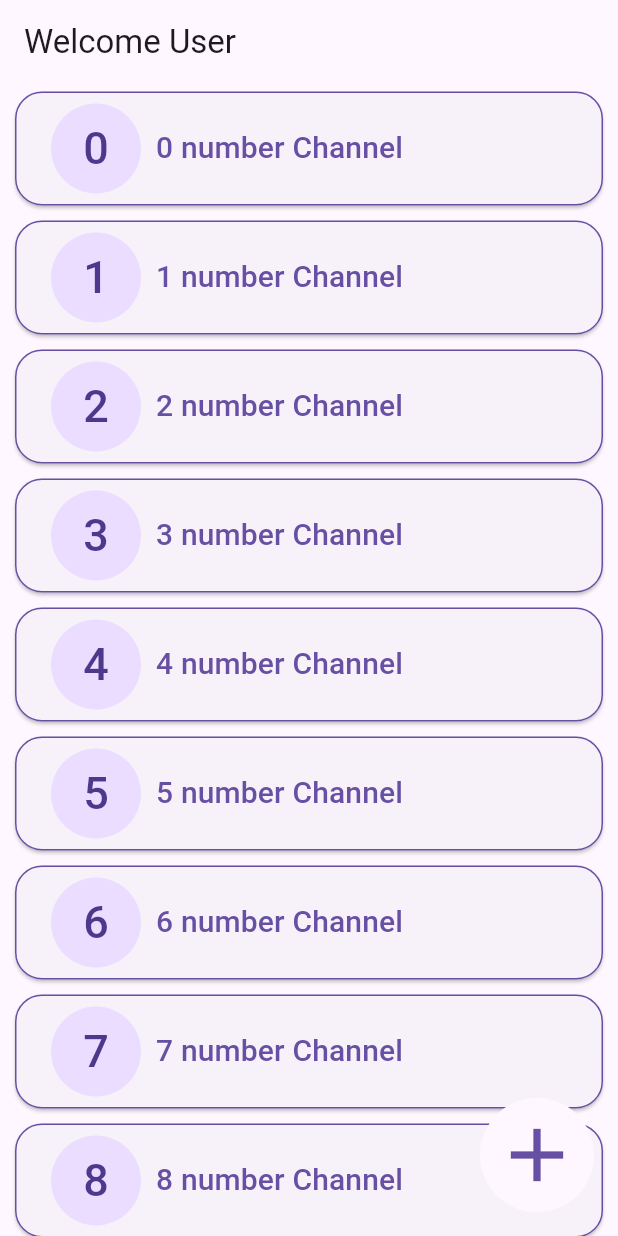
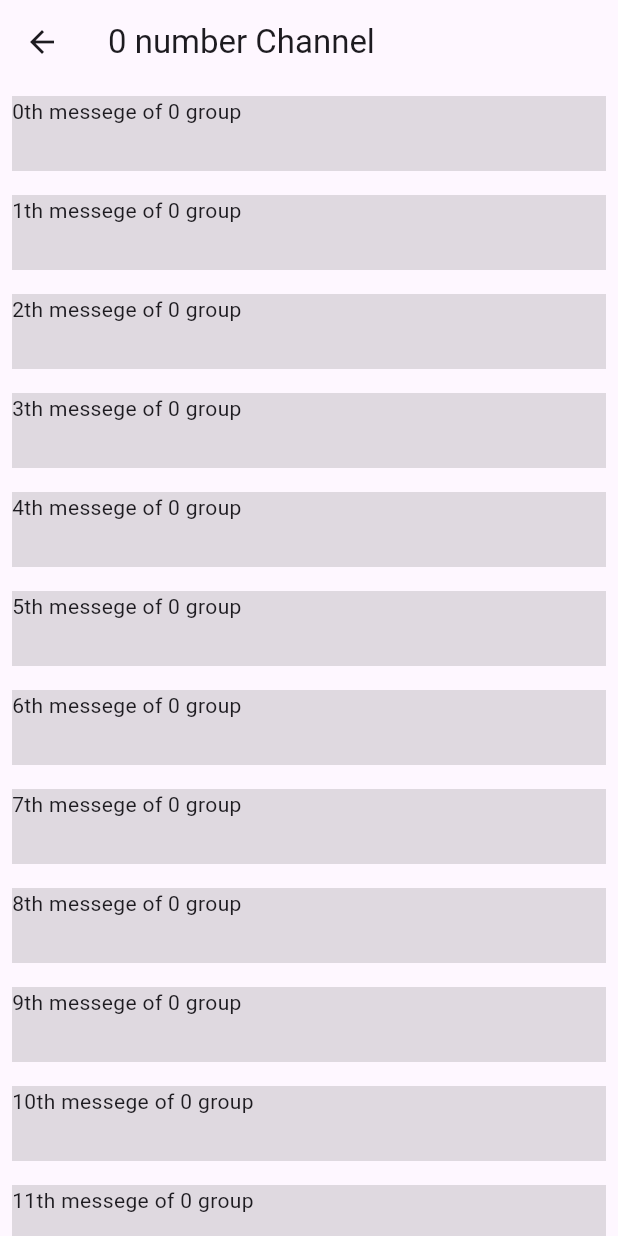
Before and after one commit to sdas204221/notify, a Flutter app: the Home screen opened by its route, after a tap on an icon or button, on a phone screen of 412 x 824 dp. Run offline on Flutter 3.47's test engine with Material 3 defaults, Android fonts, the phone set to English and light mode, and no system bars; our stand-ins replace go_router.

Commit message:
feat(frontend-user): implement channel page

```diff
--- a/frontend/user/notify/lib/controllers/channel_controller.dart
+++ b/frontend/user/notify/lib/controllers/channel_controller.dart
@@ -2,4 +2,12 @@ class ChannelController {
   static String getNameById(String id) {
     return "$id number Channel";
   }
+
+  static List<String> getMessageIdsByChannelId(String id) {
+    List<String> messages = [];
+    for (int i = 0; i < 100; i++) {
+      messages.add(i.toString());
+    }
+    return messages;
+  }
 }
--- a/frontend/user/notify/lib/main.dart
+++ b/frontend/user/notify/lib/main.dart
@@ -1,5 +1,7 @@
+import 'package:flutter/foundation.dart';
 import 'package:flutter/material.dart';
 import 'package:go_router/go_router.dart';
+import 'package:notify/views/screens/channel.dart';
 import 'package:notify/views/screens/home.dart';
 import 'package:notify/views/screens/login.dart';
 import 'package:notify/views/screens/register.dart';
@@ -9,7 +11,7 @@ final GoRouter _router = GoRouter(
     GoRoute(
       path: '/',
       builder: (BuildContext context, GoRouterState state) {
-        return const Home();
+        return const Register();
       },
       routes: <RouteBase>[
         GoRoute(
@@ -19,11 +21,22 @@ final GoRouter _router = GoRouter(
           },
         ),
         GoRoute(
-          path: 'home',
-          builder: (BuildContext context, GoRouterState state) {
-            return const Home();
-          },
-        ),
+            path: 'home',
+            builder: (BuildContext context, GoRouterState state) {
+              return const Home();
+            },
+            routes: <RouteBase>[
+              GoRoute(
+                  path: "channel",
+                  builder: (BuildContext context, GoRouterState state) {
+                    try {
+                      return Channel(
+                          channelId: state.uri.queryParameters["id"]!);
+                    } catch (e) {
+                      throw Exception("id not found");
+                    }
+                  })
+            ]),
         GoRoute(
           path: 'register',
           builder: (BuildContext context, GoRouterState state) {
--- /dev/null
+++ b/frontend/user/notify/lib/views/screens/channel.dart
@@ -0,0 +1,30 @@
+import 'package:flutter/material.dart';
+import 'package:flutter/widgets.dart';
+import 'package:notify/controllers/channel_controller.dart';
+import 'package:notify/views/widgets/channel/notice.dart';
+
+class Channel extends StatelessWidget {
+  final String channelId;
+  const Channel({super.key, required this.channelId});
+
+  @override
+  Widget build(BuildContext context) {
+    List<String> messageIds =
+        ChannelController.getMessageIdsByChannelId(channelId);
+    ChannelController.getMessageIdsByChannelId(channelId);
+    return Scaffold(
+      appBar: AppBar(
+        title: Text(ChannelController.getNameById(channelId)),
+      ),
+      body: ListView.builder(
+        itemCount: messageIds.length,
+        itemBuilder: (context, index) {
+          return Notice(
+            channelId: channelId,
+            messageId: messageIds[index],
+          );
+        },
+      ),
+    );
+  }
+}
--- a/frontend/user/notify/lib/views/screens/home.dart
+++ b/frontend/user/notify/lib/views/screens/home.dart
@@ -14,7 +14,9 @@ class Home extends StatelessWidget {
       body: ListView.builder(
           itemCount: 50,
           itemBuilder: (BuildContext context, int index) {
-            return ChannelTile(channelId: index.toString());
+            return ChannelTile(
+              channelId: index.toString(),
+            );
           }),
       floatingActionButton: IconButton(
           style: IconButton.styleFrom(
--- a/frontend/user/notify/lib/views/screens/login.dart
+++ b/frontend/user/notify/lib/views/screens/login.dart
@@ -95,8 +95,7 @@ class _LoginState extends State<Login> {
                   isLoginSuccessful: () {
                     return UserController.login(
                         _userNameController.text, _passwordController.text);
-                  },
-                  context: context),
+                  }),
               GoToRegisterButton(context: context),
             ],
           ),
--- /dev/null
+++ b/frontend/user/notify/lib/views/widgets/channel/notice.dart
@@ -0,0 +1,20 @@
+import 'package:flutter/material.dart';
+import 'package:flutter/widgets.dart';
+
+class Notice extends StatelessWidget {
+  final String messageId;
+  final String channelId;
+  const Notice({super.key, required this.messageId, required this.channelId});
+
+  @override
+  Widget build(BuildContext context) {
+    return Padding(
+      padding: const EdgeInsets.all(8.0),
+      child: Container(
+        color: Theme.of(context).focusColor,
+        height: 50,
+        child: Text("${messageId}th messege of $channelId group"),
+      ),
+    );
+  }
+}
--- a/frontend/user/notify/lib/views/widgets/home/channel_tile.dart
+++ b/frontend/user/notify/lib/views/widgets/home/channel_tile.dart
@@ -1,5 +1,6 @@
 import 'package:flutter/foundation.dart';
 import 'package:flutter/material.dart';
+import 'package:go_router/go_router.dart';
 import 'package:notify/controllers/channel_controller.dart';
 
 class ChannelTile extends StatelessWidget {
@@ -19,8 +20,9 @@ class ChannelTile extends StatelessWidget {
                     side: BorderSide(color: Theme.of(context).primaryColor)))),
         onPressed: () {
           if (kDebugMode) {
-            print("$channelName pressed");
+            print("trying $channelId");
           }
+          context.go("/home/channel?id=$channelId");
         },
         child: Align(
           alignment: Alignment.centerLeft,
--- a/frontend/user/notify/lib/views/widgets/login/login_button.dart
+++ b/frontend/user/notify/lib/views/widgets/login/login_button.dart
@@ -7,14 +7,12 @@ import 'package:provider/provider.dart';
 class LoginButton extends StatelessWidget {
   final String userName;
   final String password;
-  final BuildContext context;
   final bool Function() isLoginSuccessful;
 
   const LoginButton({
     super.key,
     required this.userName,
     required this.password,
-    required this.context,
     required this.isLoginSuccessful,
   });
 
```
